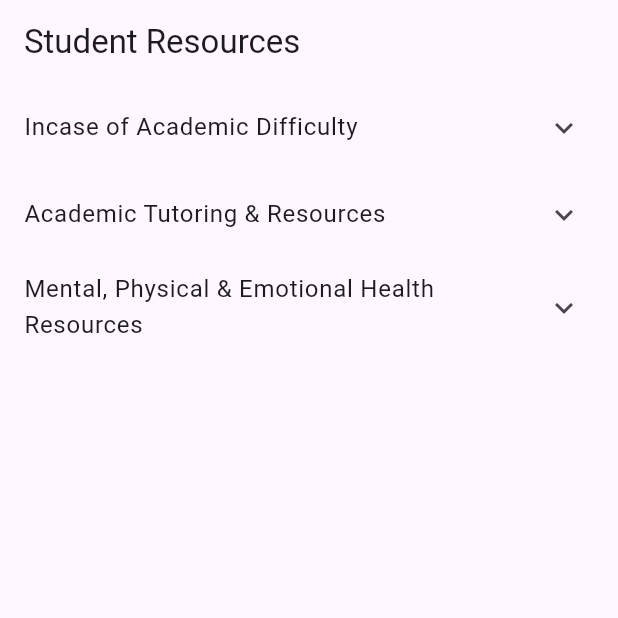
After one commit to Ronnyboy125/Student-Companion-Mobile-App, a Flutter app: the screen it shows after launch, item 2 of the bottom bar chosen, scrolled down 256 dp, after a tap on the "help outline" icon, on a phone screen of 412 x 824 dp, the top half of it. The commit adds this screen. Run offline on Flutter 3.47's test engine with Material 3 defaults, Android fonts, the phone set to English and light mode, and no system bars; our stand-ins replace table_calendar; missing offline and left inert: dart:ffi, flutter_event_calendar, profile_photo, safe_local_storage.

Commit message:
Half of the Resources Screen Complete

```diff
--- a/app4_final_presentation/studentcompanion_firstprototype/lib/main.dart
+++ b/app4_final_presentation/studentcompanion_firstprototype/lib/main.dart
@@ -40,6 +40,7 @@ import './InfoBoard.dart'; // import custom class
 import './MyCourses.dart'; // import custom class
 import './calendar.dart'; // import custom class calendar.dart file
 import './toDoList.dart';
+import 'resources.dart';
 
 // TODO(any): create better storage practices
 // TODO(any): confirm storage works on all devices
@@ -107,6 +108,7 @@ class MainApp extends StatelessWidget {
       routes: {
         '/': (context) => const HomeNav(title: 'Student Companion Main Page'), // homepage route
         '/profile': (context) => ProfileShell(_userPhoto, user_info), // profile route
+        '/resources': (context) => ResourceScreen(),
 
       },
     );
@@ -178,8 +180,8 @@ class _HomeNavState extends State<HomeNav> {
         actions: [
           IconButton(
             // TODO(any): add notifications tab functionality
-            onPressed: () {}, // Functionality for notifications button
-            icon: const Icon(Icons.notifications), // Notifications icon
+            onPressed: () =>Navigator.pushNamedAndRemoveUntil(context, '/resources', (r) => false), // Navigate to Resources Screen
+            icon: const Icon(Icons.help_outline_rounded), // Notifications icon
           ),
           // action pressing button takes (account tab)
           ProfilePhoto(
--- /dev/null
+++ b/app4_final_presentation/studentcompanion_firstprototype/lib/resources.dart
@@ -0,0 +1,67 @@
+import 'dart:ffi';
+
+import 'package:flutter/gestures.dart';
+import 'package:flutter/material.dart';
+
+//https://api.flutter.dev/flutter/material/ExpansionTile-class.html
+//website used to help with expanded menus
+//https://stackoverflow.com/questions/43583411/how-to-create-a-hyperlink-in-flutter-widget
+//used for reference on how to implement hyperlinks
+
+class ResourceScreen extends StatelessWidget {
+  const ResourceScreen({Key? key}): super(key:key);
+
+  @override
+  Widget build(BuildContext context) {
+    return MaterialApp(
+      home: Scaffold(
+        appBar: AppBar(title: const Text('Student Resources')),
+        body: const StuResources(),
+      )
+    );
+  }
+}
+
+class StuResources extends StatefulWidget {
+  const StuResources({super.key});
+
+  @override
+  State<StuResources> createState() => _StuResources();
+}
+
+class _StuResources extends State<StuResources> {
+
+  @override
+  Widget build(BuildContext context){
+    return  Column(
+      children: <Widget>[
+        const ExpansionTile(
+          title: Text('Incase of Academic Difficulty'),
+          children: <Widget>[
+            ListTile(title: Text('Center for Career & Professional Development: 509.777.3272')),
+            ListTile(title: Text('Tracy Mouser(Director, Center for Career & Professional Development) : tmouser@whitworth.edu')),
+          ]
+        ),
+        const ExpansionTile(
+          title: Text('Academic Tutoring & Resources'),
+          children: <Widget>[
+            ListTile(title: Text('See Whitworth resources page for live updates each semester')),
+          ]
+        ),
+        ExpansionTile(
+          title: Text('Mental, Physical & Emotional Health Resources'),
+          children: <Widget>[
+            const ListTile(title: Text('Incase of medical emergency call 911 immediately')),
+            const ListTile(title: Text('In a non-emergency situation, contact the Whitworth Health & Counseling Center, located in Schumacher Hall.')),
+            const ListTile(title: Text('Medical Appointments: 509.777.3259')),
+            const ListTile(title: Text('Counseling Appointments: 509.777.3259')),
+            const ListTile(title: Text('Molly Dewalt, Director, Counseling Services: 509.777.3259')),
+            const ListTile(title: Text('Kristiana Holmes, Director, Health Center: 509.777.3259')),
+            ListTile(title: Text('www.whitworth.edu/health&counselingcenter'),
+            )
+          ]
+        )
+      ]
+    );
+  }
+}
```
Also changed, not shown: 1 other file.
